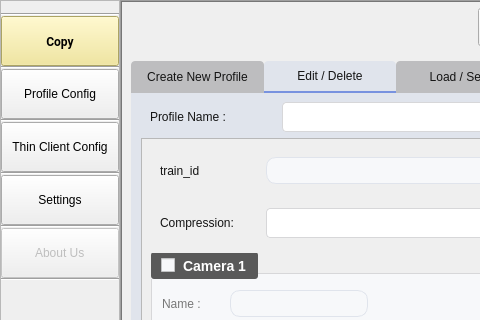
This is UIFiles/mainUI.ui in amirhossein-mlkz/railProject_imageCopy as Qt 5 draws it before an edit; both pictures show x 0 to 480 and y 0 to 320 of the 631 by 775 pixel window. The edited form follows.
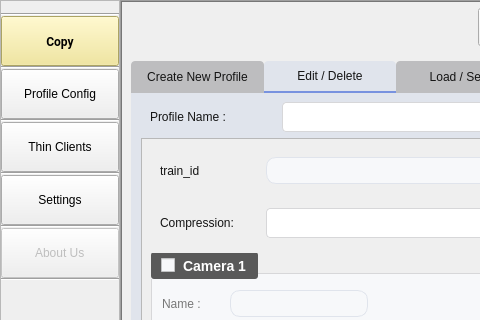
This is the edited form. Icons and pictures are not drawn. Custom widgets are drawn as their Qt base class.

Commit message: change menu text

What changed in the file:
```diff
--- a/UIFiles/mainUI.ui
+++ b/UIFiles/mainUI.ui
@@ -956,7 +956,7 @@
              <cursorShape>PointingHandCursor</cursorShape>
             </property>
             <property name="text">
-             <string>Thin Client Config</string>
+             <string>Thin Clients</string>
             </property>
             <property name="icon">
              <iconset>
```
